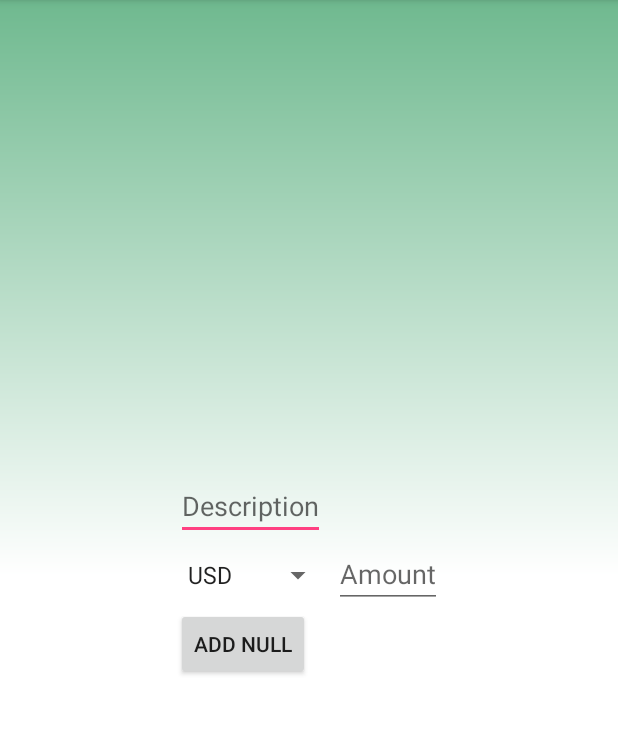
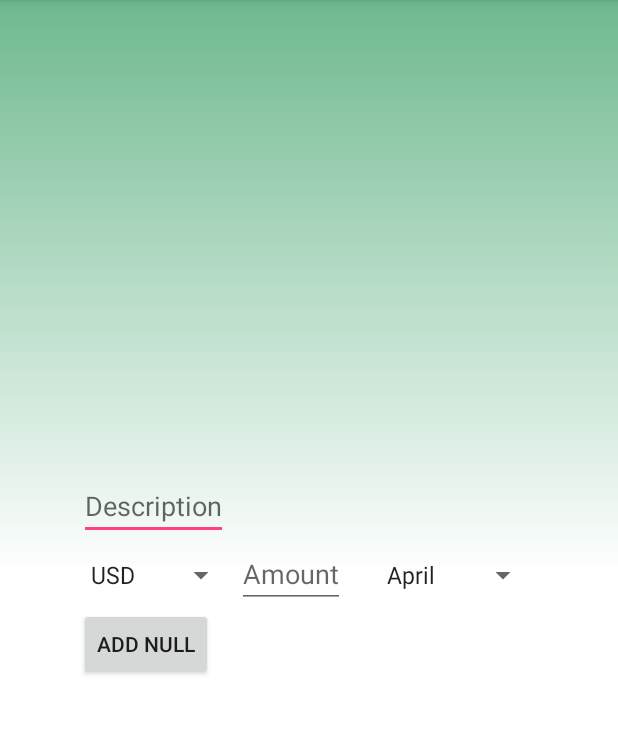
Before and after one commit to taani07/Budget_buddy, an Android app: the CreateExpense screen opened directly, with no data from a screen before it, on a phone screen of 412 x 824 dp, the part 84-818 px from its top. Run offline under Robolectric (Android 15) with nearby library versions, the light colour scheme and no system bars.

Commit message:
putting the date layout

```diff
--- a/app/src/main/java/com/example/tanis/budget_buddy/CreateExpense.java
+++ b/app/src/main/java/com/example/tanis/budget_buddy/CreateExpense.java
@@ -15,9 +15,9 @@ import android.widget.Toast;
 public class CreateExpense extends AppCompatActivity {
 
     EditText edtTxtDesc,edtTxtAmount;
-    Spinner spinnerCurrencySelector;
+    Spinner spinnerCurrencySelector,dateselector;
     Button btnAddExpense;
-    String desc,amount,currency;
+    String desc,amount,currency,datevalue;
     DBHelper dbHelper;
     SQLiteDatabase sqLiteDatabase;
     ContentValues contentValues;
@@ -32,6 +32,7 @@ public class CreateExpense extends AppCompatActivity {
         edtTxtAmount = (EditText)findViewById(R.id.editTxtAmount);
         edtTxtDesc = (EditText)findViewById(R.id.editTxtDesc);
         spinnerCurrencySelector= (Spinner)findViewById(R.id.spinnerCurrency);
+        dateselector= (Spinner)findViewById(R.id.date);
         btnAddExpense = (Button) findViewById(R.id.btnAddExpense);
         btnAddExpense.setText("Add "+type);
         dbHelper = new DBHelper(getApplicationContext());
@@ -44,10 +45,12 @@ public class CreateExpense extends AppCompatActivity {
                 desc = edtTxtDesc.getText().toString();
                 amount = edtTxtAmount.getText().toString();
                 currency = spinnerCurrencySelector.getSelectedItem().toString();
+                datevalue = dateselector.getSelectedItem().toString();
                 contentValues.put("description",desc);
                 contentValues.put("amount",amount);
                 contentValues.put("currency",currency);
                 contentValues.put("type",type);
+                contentValues.put("date",datevalue);
                 sqLiteDatabase.insert("expensensummary", null, contentValues);
                 contentValues.clear();
                 Toast.makeText(getApplicationContext(), type+" Added", Toast.LENGTH_SHORT).show();
--- a/app/src/main/res/layout/activity_create_expense.xml
+++ b/app/src/main/res/layout/activity_create_expense.xml
@@ -29,6 +29,7 @@
             android:id="@+id/editTxtDesc"
             android:hint="Description"/>
 
+
         <LinearLayout
             android:layout_width="wrap_content"
             android:layout_height="wrap_content"
@@ -54,7 +55,19 @@
             android:id="@+id/editTxtAmount"
             android:hint="Amount"/>
 
+            <Spinner
+                android:layout_width="wrap_content"
+                android:layout_height="wrap_content"
+                android:id="@+id/date"
+                android:layout_marginLeft="20dp"
+                android:prompt="@string/date"
+                android:entries="@array/Months_list"
+                >
+
+            </Spinner>
+
         </LinearLayout>
+
 
         <Button
             android:layout_width="wrap_content"
--- a/app/src/main/res/values/strings.xml
+++ b/app/src/main/res/values/strings.xml
@@ -9,4 +9,21 @@
         <item>INR</item>
 
     </string-array>
+    <string name="date">Month</string>
+    <string-array name="Months_list">
+        <item>April</item>
+        <item>Fab</item>
+        <item>March</item>
+        <item>Jan</item>
+        <item>May</item>
+        <item>June</item>
+        <item>July</item>
+        <item>Aug</item>
+        <item>Sept</item>
+        <item>Oct</item>
+        <item>Nov</item>
+        <item>Dec</item>
+
+
+    </string-array>
 </resources>
```
